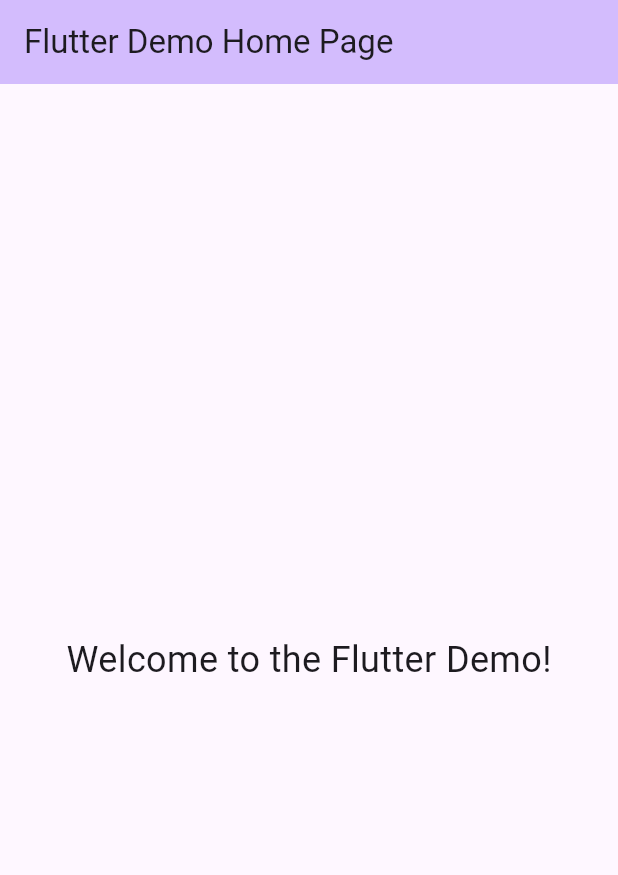
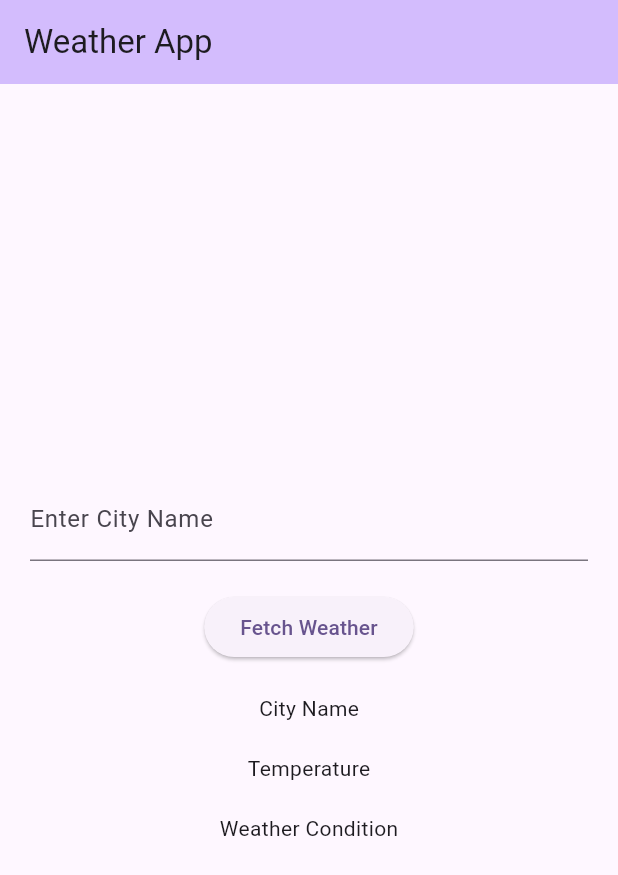
Before and after one commit to echenx/weather_info_app, a Flutter app: the screen it shows after launch, on a phone screen of 412 x 824 dp. Shown: the top 875 px of the screen. Run offline on Flutter 3.47's test engine with Material 3 defaults, Android fonts, the phone set to English and light mode, and no system bars.

Commit message:
Basic UI with input  field and button

```diff
--- a/lib/main.dart
+++ b/lib/main.dart
@@ -10,39 +10,74 @@ class MyApp extends StatelessWidget {
   @override
   Widget build(BuildContext context) {
     return MaterialApp(
-      title: 'Flutter Demo',
+      title: 'Weather App',
       theme: ThemeData(
         colorScheme: ColorScheme.fromSeed(seedColor: Colors.deepPurple),
         useMaterial3: true,
       ),
-      home: const MyHomePage(title: 'Flutter Demo Home Page'),
+      home: const WeatherScreen(),
     );
   }
 }
 
-class MyHomePage extends StatefulWidget {
-  const MyHomePage({super.key, required this.title});
-
-  final String title;
+class WeatherScreen extends StatefulWidget {
+  const WeatherScreen({super.key});
 
   @override
-  State<MyHomePage> createState() => _MyHomePageState();
+  State<WeatherScreen> createState() => _WeatherScreenState();
 }
 
-class _MyHomePageState extends State<MyHomePage> {
+class _WeatherScreenState extends State<WeatherScreen> {
+  final TextEditingController _city = TextEditingController();
+  String cityName = 'City Name';
+  String temperature = 'Temperature';
+  String weather = 'Weather Condition';
+
+  void _fetchWeather() {
+    setState(() {
+      cityName = _city.text;
+      temperature = '';
+      weather = '';
+    });
+  }
+
   @override
   Widget build(BuildContext context) {
     return Scaffold(
       appBar: AppBar(
         backgroundColor: Theme.of(context).colorScheme.inversePrimary,
-        title: Text(widget.title),
+        title: const Text('Weather App'),
       ),
-      body: const Center(
-        child: Text(
-          'Welcome to the Flutter Demo!',
-          style: TextStyle(fontSize: 24),
-        ),
-      ),
+      body: Padding(
+          padding: const EdgeInsets.all(20.0),
+          child: Column(
+            mainAxisAlignment: MainAxisAlignment.center,
+            children: [
+              TextField(
+                controller: _city,
+                decoration: InputDecoration(
+                  labelText: 'Enter City Name',
+                ),
+              ),
+              const SizedBox(height: 20.0),
+              ElevatedButton(
+                onPressed: _fetchWeather,
+                child: const Text('Fetch Weather'),
+              ),
+              const SizedBox(height: 20.0),
+              Text(
+                cityName,
+              ),
+              const SizedBox(height: 20.0),
+              Text(
+                temperature,
+              ),
+              const SizedBox(height: 20.0),
+              Text(
+                weather,
+              )
+            ],
+          )),
     );
   }
 }
```
